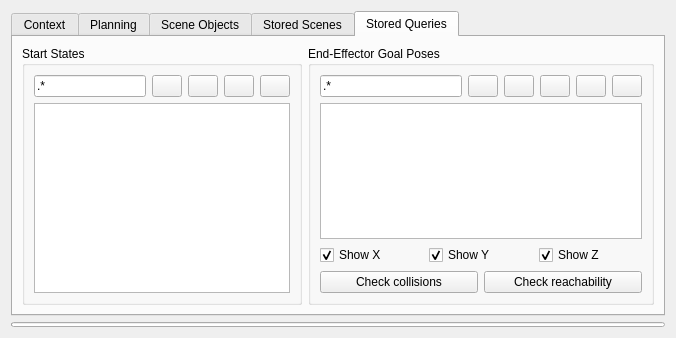
Old version of the form visualization/motion_planning_rviz_plugin/src/ui/motion_planning_rviz_plugin_frame.ui in the repository moveit/moveit.
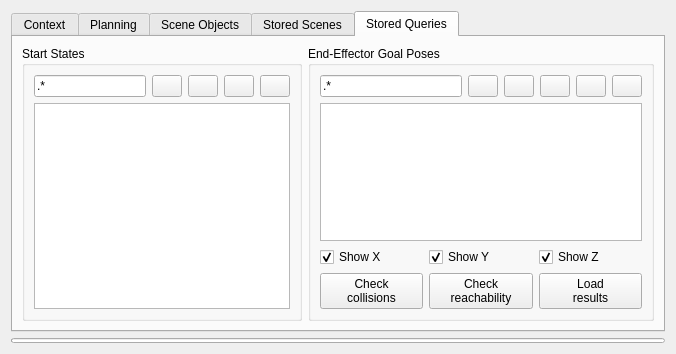
New version of the form. The open tabs and pages were chosen to show the change.

Commit message: New button that visualizes benchmark results

```diff
--- a/visualization/motion_planning_rviz_plugin/src/ui/motion_planning_rviz_plugin_frame.ui
+++ b/visualization/motion_planning_rviz_plugin/src/ui/motion_planning_rviz_plugin_frame.ui
@@ -7,7 +7,7 @@
     <x>0</x>
     <y>0</y>
     <width>676</width>
-    <height>338</height>
+    <height>354</height>
    </rect>
   </property>
   <property name="windowTitle">
@@ -1201,14 +1201,24 @@
             <item>
              <widget class="QPushButton" name="check_goal_collisions_button">
               <property name="text">
-               <string>Check collisions</string>
+               <string>Check
+collisions</string>
               </property>
              </widget>
             </item>
             <item>
              <widget class="QPushButton" name="check_goal_reachability_button">
               <property name="text">
-               <string>Check reachability</string>
+               <string>Check
+reachability</string>
+              </property>
+             </widget>
+            </item>
+            <item>
+             <widget class="QPushButton" name="load_results_button">
+              <property name="text">
+               <string>Load
+results</string>
               </property>
              </widget>
             </item>
```
Left out of the diff: 2 changed lines with no effect on the pictures. The commit also changes 3 other files.
